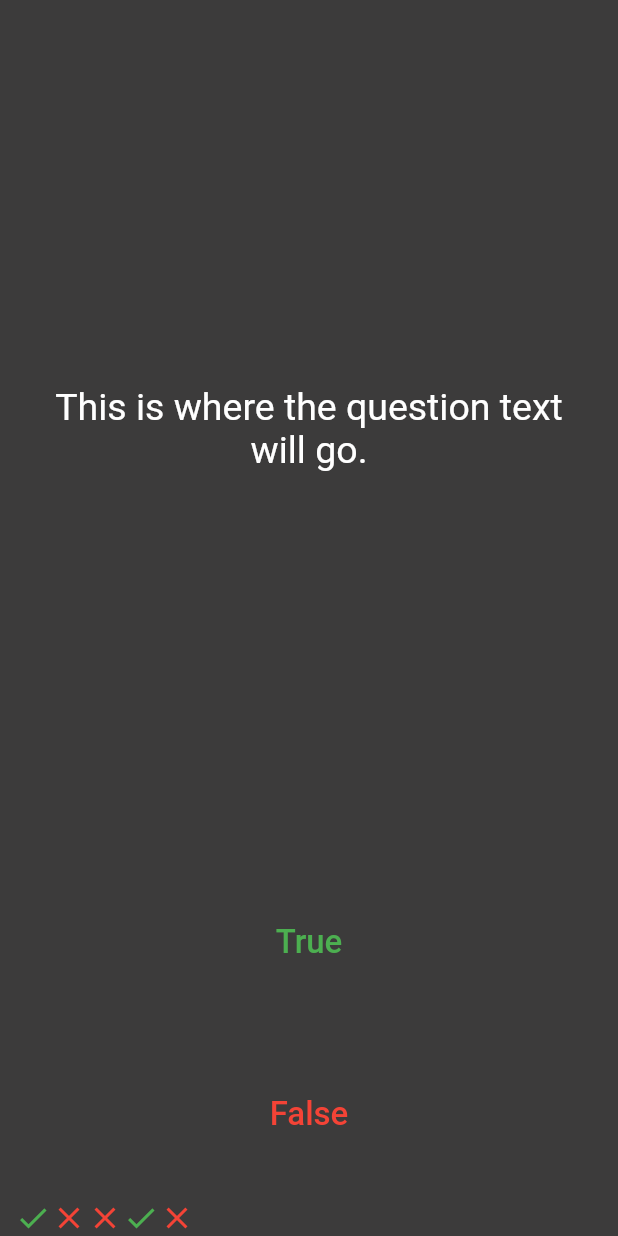
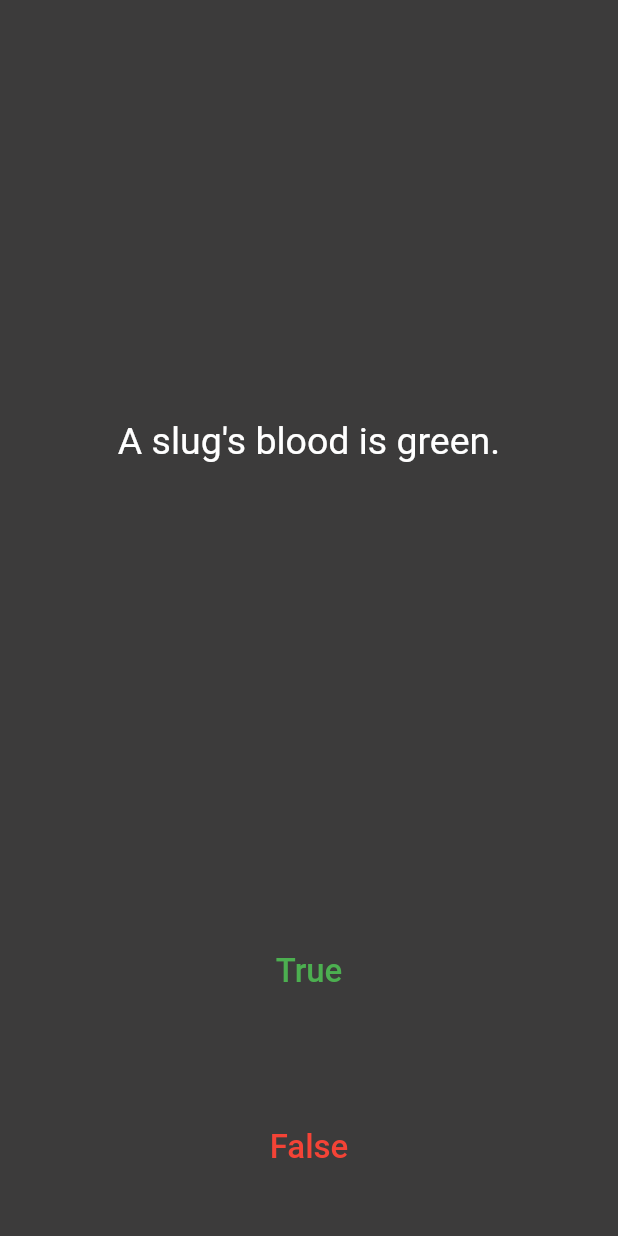
Before and after one commit to ValiiJ/Quizzler, a Flutter app: the screen it shows after launch, after a tap on "True", after a tap on "False", on a phone screen of 412 x 824 dp. Run offline on Flutter 3.47's test engine with Material 2 defaults, Android fonts, the phone set to English and light mode, and no system bars.

Commit message:
Creating some story

```diff
--- a/lib/main.dart
+++ b/lib/main.dart
@@ -1,4 +1,7 @@
 import 'package:flutter/material.dart';
+import 'quiz_brain.dart';
+
+QuizBrain quizBrain = QuizBrain();
 
 void main() {
   runApp(const Quizzler());
@@ -31,35 +34,23 @@ class QuizzPage extends StatefulWidget {
 }
 
 class _QuizzPageState extends State<QuizzPage> {
-  List<Widget> scoreKeeper = [
-    Icon(
-      Icons.check,
-      color: Colors.green,
-    ),
-    Icon(
-      Icons.close,
-      color: Colors.red,
-    ),
-    Icon(
-      Icons.close,
-      color: Colors.red,
-    ),
-  ];
+  List<Widget> scoreKeeper = [];
 
+  int questionsNumber = 0;
   @override
   Widget build(BuildContext context) {
     return Column(
       crossAxisAlignment: CrossAxisAlignment.stretch,
       children: [
-        const Expanded(
+        Expanded(
           flex: 5,
           child: Padding(
-            padding: EdgeInsets.all(10.0),
+            padding: const EdgeInsets.all(10.0),
             child: Center(
               child: Text(
-                'This is where the question text will go.',
+                quizBrain.questionBank[questionsNumber].questionText,
                 textAlign: TextAlign.center,
-                style: TextStyle(fontSize: 25.0, color: Colors.white),
+                style: const TextStyle(fontSize: 25.0, color: Colors.white),
               ),
             ),
           ),
@@ -76,14 +67,18 @@ class _QuizzPageState extends State<QuizzPage> {
                 ),
               ),
               onPressed: () {
+                bool correctAnswer =
+                    quizBrain.questionBank[questionsNumber].questionAnswer;
+                if (correctAnswer == true) {
+                  print('User got it right');
+                } else {
+                  print('User got it wrong');
+                }
+
                 setState(() {
-                  scoreKeeper.add(
-                    const Icon(
-                      Icons.check,
-                      color: Colors.green,
-                    ),
-                  );
+                  questionsNumber++;
                 });
+                print(questionsNumber);
               },
             ),
           ),
@@ -100,14 +95,17 @@ class _QuizzPageState extends State<QuizzPage> {
                 ),
               ),
               onPressed: () {
+                bool correctAnswer =
+                    quizBrain.questionBank[questionsNumber].questionAnswer;
+                if (correctAnswer == false) {
+                  print('User got it right');
+                } else {
+                  print('User got it wrong');
+                }
                 setState(() {
-                  scoreKeeper.add(
-                    const Icon(
-                      Icons.close,
-                      color: Colors.red,
-                    ),
-                  );
+                  questionsNumber++;
                 });
+                print(questionsNumber);
               },
             ),
           ),
--- /dev/null
+++ b/lib/question.dart
@@ -0,0 +1,9 @@
+class Question {
+  String questionText;
+  bool questionAnswer;
+
+  Question({required this.questionText, required this.questionAnswer}) {
+    questionAnswer = questionAnswer;
+    questionText = questionText;
+  }
+}
--- /dev/null
+++ b/lib/quiz_brain.dart
@@ -0,0 +1,18 @@
+import 'question.dart';
+
+class QuizBrain {
+  List<Question> questionBank = [
+    Question(
+      questionText: 'You can lead a cow down stairs but not up stairs.',
+      questionAnswer: false,
+    ),
+    Question(
+      questionText: 'Approximately one quarted of human boens are in the feet',
+      questionAnswer: true,
+    ),
+    Question(
+      questionText: 'A slug\'s blood is green.',
+      questionAnswer: true,
+    ),
+  ];
+}
```
